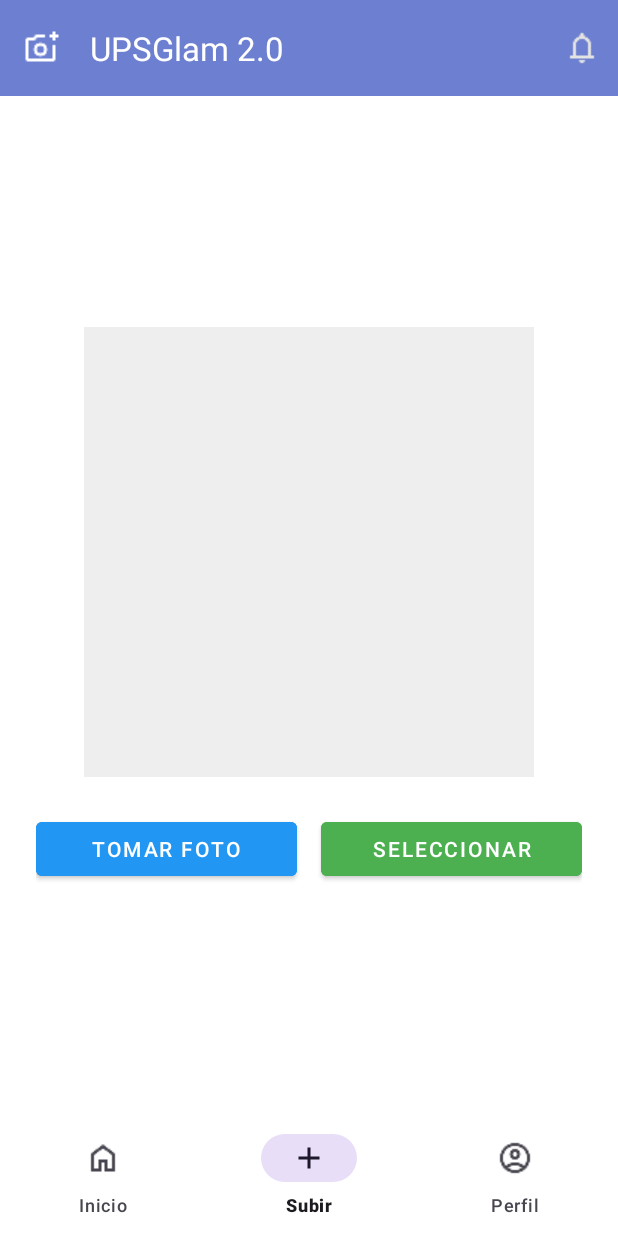
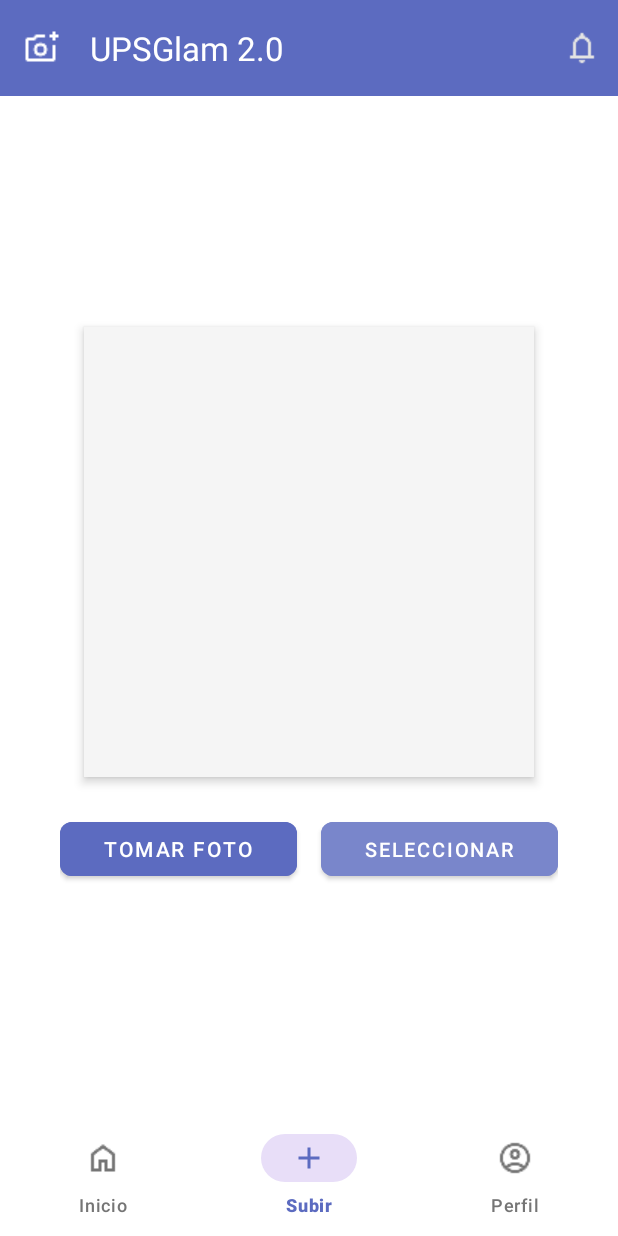
Before and after one commit to DanYC1503/Flask-service-mobile-app, an Android app: the MainActivity screen opened directly, with no data from a screen before it, item 2 of the bottom bar chosen, on a phone screen of 412 x 824 dp. Run offline under Robolectric (Android 15) with nearby library versions, the light colour scheme and no system bars; our stand-ins replace Firebase (no records; nobody signed in at launch, a user with empty details on screens opened directly).

Commit message:
less noisy style change in the main

```diff
--- /dev/null
+++ b/UI_Filter_APP/app/src/main/res/drawable/nav_item_color_state.xml
@@ -0,0 +1,5 @@
+<?xml version="1.0" encoding="utf-8"?>
+<selector xmlns:android="http://schemas.android.com/apk/res/android">
+    <item android:color="#5C6BC0" android:state_checked="true" />
+    <item android:color="#757575" android:state_checked="false" />
+</selector>
--- a/UI_Filter_APP/app/src/main/res/layout/activity_main.xml
+++ b/UI_Filter_APP/app/src/main/res/layout/activity_main.xml
@@ -5,23 +5,23 @@
     android:id="@+id/main"
     android:layout_width="match_parent"
     android:layout_height="match_parent"
-    android:background="#FFFFFF"
+    android:background="#FAFAFA"
     android:fitsSystemWindows="true">
 
-    <!-- Barra superior -->
+    <!-- Barra superior mejorada -->
     <com.google.android.material.appbar.AppBarLayout
         android:layout_width="match_parent"
         android:layout_height="wrap_content"
         android:theme="@style/ThemeOverlay.Material3.Dark.ActionBar"
         android:background="@android:color/transparent"
-    android:elevation="4dp"
+        android:elevation="6dp"
         android:fitsSystemWindows="true">
 
         <com.google.android.material.appbar.MaterialToolbar
             android:id="@+id/topAppBar"
             android:layout_width="match_parent"
             android:layout_height="?attr/actionBarSize"
-        android:background="#6C7FD0"
+            android:background="#5C6BC0"
             app:title="UPSGlam 2.0"
             app:titleTextColor="@android:color/white"
             app:titleTextAppearance="@style/TextAppearance.Material3.TitleLarge"
@@ -48,13 +48,13 @@
             android:layout_width="0dp"
             android:layout_height="0dp"
             android:clipToPadding="false"
-            android:padding="8dp"
+            android:paddingVertical="8dp"
             app:layout_constraintTop_toTopOf="parent"
             app:layout_constraintBottom_toTopOf="@+id/bottomNavigationView"
             app:layout_constraintStart_toStartOf="parent"
             app:layout_constraintEnd_toEndOf="parent" />
 
-        <!-- Vista para subir fotos (inicialmente oculta) -->
+        <!-- Vista para subir fotos (mejorada) -->
         <FrameLayout
             android:id="@+id/uploadLayout"
             android:layout_width="0dp"
@@ -78,15 +78,18 @@
                     android:layout_width="300dp"
                     android:layout_height="300dp"
                     android:scaleType="centerCrop"
-                    android:background="#EEEEEE"
-                    android:contentDescription="Vista previa de la imagen"/>
+                    android:background="#F5F5F5"
+                    android:contentDescription="Vista previa de la imagen"
+                    android:elevation="4dp"
+                    android:outlineProvider="bounds"/>
 
                 <LinearLayout
                     android:layout_width="match_parent"
                     android:layout_height="wrap_content"
                     android:orientation="horizontal"
                     android:layout_marginTop="24dp"
-                    android:gravity="center">
+                    android:gravity="center"
+                    android:paddingHorizontal="16dp">
 
                     <com.google.android.material.button.MaterialButton
                         android:id="@+id/btnTakePhoto"
@@ -96,8 +99,10 @@
                         android:layout_marginEnd="8dp"
                         android:text="Tomar Foto"
                         style="@style/Widget.MaterialComponents.Button"
-                        android:backgroundTint="#2196F3"
-                        android:textColor="@android:color/white"/>
+                        android:backgroundTint="#5C6BC0"
+                        android:textColor="@android:color/white"
+                        app:cornerRadius="8dp"
+                        android:elevation="2dp"/>
 
                     <com.google.android.material.button.MaterialButton
                         android:id="@+id/btnSelectPhoto"
@@ -106,9 +111,12 @@
                         android:layout_weight="1"
                         android:layout_marginStart="8dp"
                         android:text="Seleccionar"
+                        android:textSize="13sp"
                         style="@style/Widget.MaterialComponents.Button"
-                        android:backgroundTint="#4CAF50"
-                        android:textColor="@android:color/white"/>
+                        android:backgroundTint="#7986CB"
+                        android:textColor="@android:color/white"
+                        app:cornerRadius="8dp"
+                        android:elevation="2dp"/>
                 </LinearLayout>
 
                 <com.google.android.material.button.MaterialButton
@@ -117,9 +125,11 @@
                     android:layout_height="48dp"
                     android:text="Subir Foto"
                     style="@style/Widget.MaterialComponents.Button"
-                    android:backgroundTint="#FF9800"
+                    android:backgroundTint="#5C6BC0"
                     android:textColor="@android:color/white"
                     android:layout_marginTop="24dp"
+                    app:cornerRadius="8dp"
+                    android:elevation="2dp"
                     android:visibility="gone"/>
 
                 <ProgressBar
@@ -127,17 +137,18 @@
                     android:layout_width="wrap_content"
                     android:layout_height="wrap_content"
                     android:layout_marginTop="16dp"
+                    android:indeterminateTint="#5C6BC0"
                     android:visibility="gone"/>
             </LinearLayout>
         </FrameLayout>
 
-        <!-- Vista de perfil (inicialmente oculta) -->
+        <!-- Vista de perfil mejorada -->
         <ScrollView
             android:id="@+id/profileScrollView"
             android:layout_width="0dp"
             android:layout_height="0dp"
             android:visibility="gone"
-            android:background="#F5F5F5"
+            android:background="#FAFAFA"
             app:layout_constraintTop_toTopOf="parent"
             app:layout_constraintBottom_toTopOf="@+id/bottomNavigationView"
             app:layout_constraintStart_toStartOf="parent"
@@ -149,11 +160,11 @@
                 android:orientation="vertical"
                 android:padding="24dp"
                 android:background="@android:color/white"
-                android:elevation="8dp"
+                android:elevation="4dp"
                 android:layout_margin="16dp"
                 android:clipToPadding="false">
 
-                <!-- Encabezado del perfil -->
+                <!-- Encabezado del perfil mejorado -->
                 <LinearLayout
                     android:layout_width="match_parent"
                     android:layout_height="wrap_content"
@@ -165,25 +176,25 @@
                         android:layout_width="wrap_content"
                         android:layout_height="wrap_content"
                         android:text="Mi Perfil"
-                        android:textSize="28sp"
+                        android:textSize="24sp"
                         android:textStyle="bold"
-                        android:textColor="#212121"
+                        android:textColor="#3F51B5"
                         android:letterSpacing="0.02"/>
 
                     <View
                         android:layout_width="120dp"
                         android:layout_height="2dp"
-                        android:background="#2196F3"
+                        android:background="#5C6BC0"
                         android:layout_marginTop="8dp"/>
                 </LinearLayout>
 
-                <!-- Sección de información -->
+                <!-- Sección de información mejorada -->
                 <com.google.android.material.textview.MaterialTextView
                     android:layout_width="wrap_content"
                     android:layout_height="wrap_content"
                     android:text="Información personal"
-                    android:textSize="18sp"
-                    android:textColor="#424242"
+                    android:textSize="16sp"
+                    android:textColor="#5C6BC0"
                     android:textStyle="bold"
                     android:layout_marginBottom="16dp"/>
 
@@ -193,7 +204,8 @@
                     android:hint="Correo electrónico"
                     style="@style/Widget.MaterialComponents.TextInputLayout.OutlinedBox"
                     android:layout_marginBottom="16dp"
-                    android:paddingStart="4dp">
+                    app:boxStrokeColor="#5C6BC0"
+                    app:hintTextColor="#5C6BC0">
 
                     <com.google.android.material.textfield.TextInputEditText
                         android:id="@+id/emailField"
@@ -201,7 +213,7 @@
                         android:layout_height="wrap_content"
                         android:inputType="textEmailAddress"
                         android:enabled="false"
-                        android:textColor="#616161"/>
+                        android:textColor="#424242"/>
                 </com.google.android.material.textfield.TextInputLayout>
 
                 <com.google.android.material.textfield.TextInputLayout
@@ -210,14 +222,15 @@
                     android:hint="Nombre de usuario"
                     style="@style/Widget.MaterialComponents.TextInputLayout.OutlinedBox"
                     android:layout_marginBottom="16dp"
-                    android:paddingStart="4dp">
+                    app:boxStrokeColor="#5C6BC0"
+                    app:hintTextColor="#5C6BC0">
 
                     <com.google.android.material.textfield.TextInputEditText
                         android:id="@+id/usernameField"
                         android:layout_width="match_parent"
                         android:layout_height="wrap_content"
                         android:inputType="text"
-                        android:textColor="#616161"/>
+                        android:textColor="#424242"/>
                 </com.google.android.material.textfield.TextInputLayout>
 
                 <com.google.android.material.textfield.TextInputLayout
@@ -226,14 +239,15 @@
                     android:hint="Nombre a mostrar"
                     style="@style/Widget.MaterialComponents.TextInputLayout.OutlinedBox"
                     android:layout_marginBottom="16dp"
-                    android:paddingStart="4dp">
+                    app:boxStrokeColor="#5C6BC0"
+                    app:hintTextColor="#5C6BC0">
 
                     <com.google.android.material.textfield.TextInputEditText
                         android:id="@+id/displayNameField"
                         android:layout_width="match_parent"
                         android:layout_height="wrap_content"
                         android:inputType="text"
-                        android:textColor="#616161"/>
+                        android:textColor="#424242"/>
                 </com.google.android.material.textfield.TextInputLayout>
 
                 <com.google.android.material.textfield.TextInputLayout
@@ -242,7 +256,8 @@
                     android:hint="Biografía"
                     style="@style/Widget.MaterialComponents.TextInputLayout.OutlinedBox"
                     android:layout_marginBottom="24dp"
-                    android:paddingStart="4dp">
+                    app:boxStrokeColor="#5C6BC0"
+                    app:hintTextColor="#5C6BC0">
 
                     <com.google.android.material.textfield.TextInputEditText
                         android:id="@+id/bioField"
@@ -250,16 +265,16 @@
                         android:layout_height="wrap_content"
                         android:inputType="textMultiLine"
                         android:minLines="3"
-                        android:textColor="#616161"/>
+                        android:textColor="#424242"/>
                 </com.google.android.material.textfield.TextInputLayout>
 
-                <!-- Sección de acciones -->
+                <!-- Sección de acciones mejorada -->
                 <com.google.android.material.textview.MaterialTextView
                     android:layout_width="wrap_content"
                     android:layout_height="wrap_content"
                     android:text="Acciones de cuenta"
-                    android:textSize="18sp"
-                    android:textColor="#424242"
+                    android:textSize="16sp"
+                    android:textColor="#5C6BC0"
                     android:textStyle="bold"
                     android:layout_marginBottom="16dp"/>
 
@@ -269,7 +284,7 @@
                     android:layout_height="48dp"
                     android:text="Actualizar perfil"
                     style="@style/Widget.MaterialComponents.Button"
-                    android:backgroundTint="#2196F3"
+                    android:backgroundTint="#5C6BC0"
                     android:textColor="@android:color/white"
                     app:cornerRadius="8dp"
                     android:elevation="2dp"
@@ -281,10 +296,10 @@
                     android:layout_height="48dp"
                     android:text="Cerrar sesión"
                     style="@style/Widget.MaterialComponents.Button.OutlinedButton"
-                    android:textColor="#757575"
+                    android:textColor="#5C6BC0"
                     android:layout_marginTop="12dp"
                     app:cornerRadius="8dp"
-                    app:strokeColor="#BDBDBD"/>
+                    app:strokeColor="#5C6BC0"/>
 
                 <com.google.android.material.button.MaterialButton
                     android:id="@+id/btnDelete"
@@ -292,7 +307,7 @@
                     android:layout_height="48dp"
                     android:text="Eliminar cuenta"
                     style="@style/Widget.MaterialComponents.Button"
-                    android:backgroundTint="#D32F2F"
+                    android:backgroundTint="#E53935"
                     android:textColor="@android:color/white"
                     android:layout_marginTop="24dp"
                     app:cornerRadius="8dp"
@@ -301,13 +316,17 @@
             </LinearLayout>
         </ScrollView>
 
-        <!-- Bottom Navigation -->
+        <!-- Bottom Navigation mejorada -->
         <com.google.android.material.bottomnavigation.BottomNavigationView
             android:id="@+id/bottomNavigationView"
             android:layout_width="0dp"
             android:layout_height="wrap_content"
-            android:background="#FFFFFF"
+            android:background="@android:color/white"
+            app:itemIconTint="@drawable/nav_item_color_state"
+            app:itemTextColor="@drawable/nav_item_color_state"
             app:menu="@menu/bottom_nav_menu"
+            app:labelVisibilityMode="labeled"
+            app:elevation="8dp"
             app:layout_constraintBottom_toBottomOf="parent"
             app:layout_constraintStart_toStartOf="parent"
             app:layout_constraintEnd_toEndOf="parent" />
```
Lines whose indentation alone changed are shown as unchanged.
